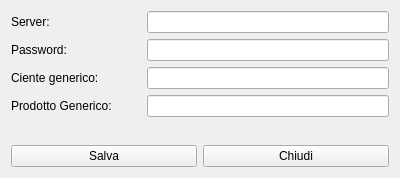
Old version of the form ftsettings.ui in the repository fblabs/CLTags.
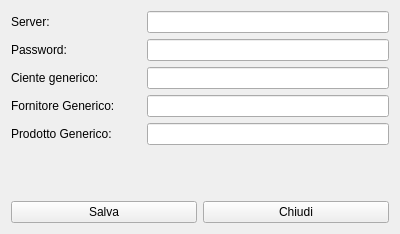
New version of the form. Icons and pictures are not drawn.

```diff
--- a/ftsettings.ui
+++ b/ftsettings.ui
@@ -10,7 +10,7 @@
     <x>0</x>
     <y>0</y>
     <width>400</width>
-    <height>178</height>
+    <height>234</height>
    </rect>
   </property>
   <property name="windowTitle">
@@ -90,6 +90,26 @@
      </item>
     </layout>
    </item>
+   <item>
+    <layout class="QHBoxLayout" name="horizontalLayout_6">
+     <item>
+      <widget class="QLabel" name="label_5">
+       <property name="minimumSize">
+        <size>
+         <width>130</width>
+         <height>0</height>
+        </size>
+       </property>
+       <property name="text">
+        <string>Fornitore Generico:</string>
+       </property>
+      </widget>
+     </item>
+     <item>
+      <widget class="QLineEdit" name="leGenericSupplier"/>
+     </item>
+    </layout>
+   </item>
    <item>
     <layout class="QHBoxLayout" name="horizontalLayout_3">
      <item>
```
